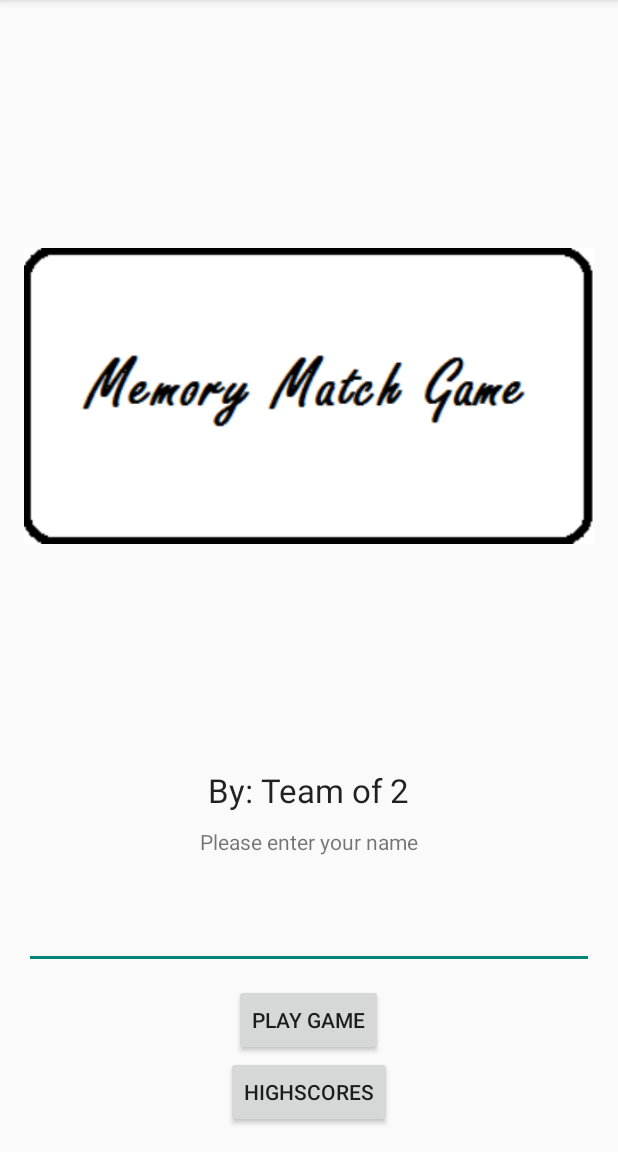
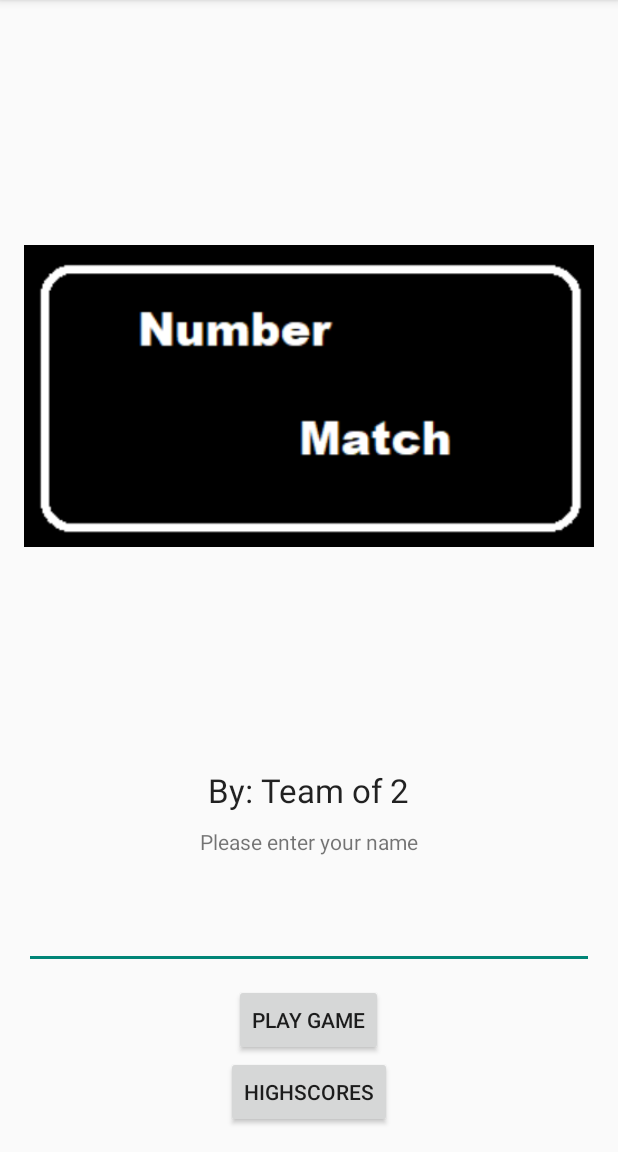
Before and after one commit to aSilverSoul/CS2450MemoryGame, an Android app: the screen it shows after launch (MenuActivity), on a phone screen of 412 x 824 dp, the part 84-1236 px from its top. Run offline under Robolectric (Android 15) with nearby library versions, the phone set to English and light mode, and no system bars.

Commit message:
some changes

```diff
--- a/app/src/main/res/layout/activity_menu.xml
+++ b/app/src/main/res/layout/activity_menu.xml
@@ -10,11 +10,11 @@
                 tools:context=".MenuActivity">
 
     <ImageView
-        android:src="@mipmap/title_image"
-        android:contentDescription="@string/title_image"
         android:layout_width="match_parent"
         android:layout_height="match_parent"
-        android:layout_weight="1" />
+        android:layout_weight="1"
+        android:contentDescription="@string/title_image"
+        android:src="@mipmap/title_image" />
 
     <TextView
         android:layout_width="wrap_content"
```
Also changed, not shown: app/src/main/res/mipmap-mdpi/title_image.png.
